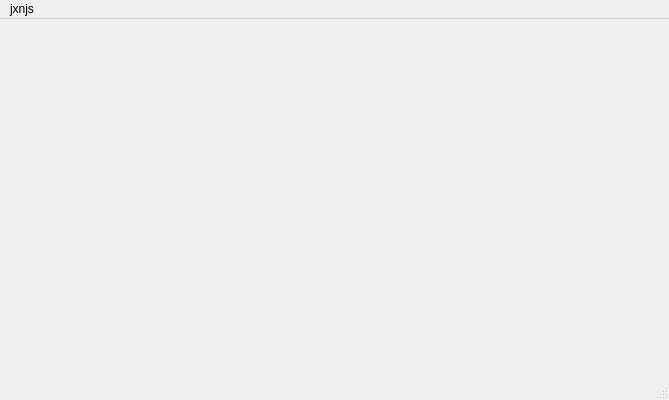
Old version of the form halaman_admin.ui in the repository salsabilarhdsy/inventaris_cpp.
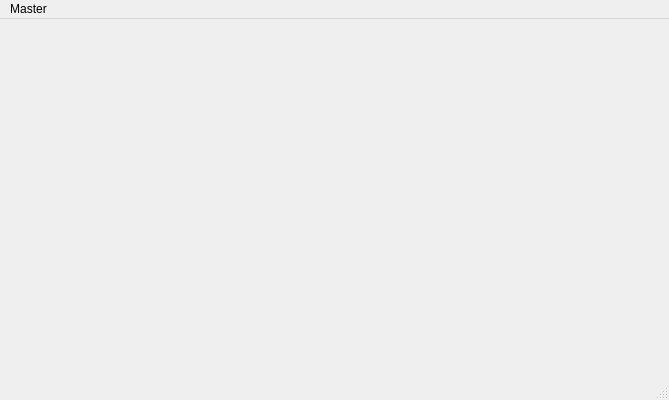
New version of the form.

```diff
--- a/halaman_admin.ui
+++ b/halaman_admin.ui
@@ -25,7 +25,7 @@
    </property>
    <widget class="QMenu" name="menujxnjs">
     <property name="title">
-     <string>jxnjs</string>
+     <string>Master</string>
     </property>
    </widget>
    <addaction name="menujxnjs"/>
```
Left out of the diff: 8 changed lines with no effect on the pictures.
